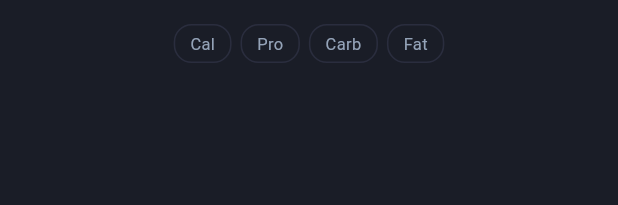
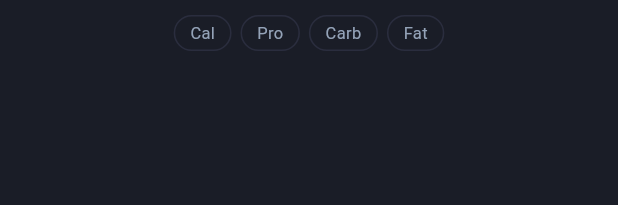
Before and after one commit to worldpeacemetta/WorldPeaceBuilder, a Flutter app: the _TopFoodsPanel widget shown alone on an empty page, opened directly with empty values, on a phone screen of 412 x 824 dp. Shown: the top 205 px of the screen. Run offline on Flutter 3.47's test engine with Material 3 defaults, Android fonts, the phone set to English and light mode, and no system bars; our stand-ins replace fl_chart, flutter_riverpod, go_router, shared_preferences, supabase_flutter; missing offline and left inert: mobile_scanner; accounts and stored records are empty.

Commit message:
Fix TopFoodsPanel overflow: top 3 items + tighter padding
https://claude.ai/code/session_01QcU5K9M2sH2ekukiy17Rwy

```diff
--- a/mobile/lib/screens/daily_log/day_detail_screen.dart
+++ b/mobile/lib/screens/daily_log/day_detail_screen.dart
@@ -404,7 +404,7 @@ class _TopFoodsPanel extends StatelessWidget {
     final sorted = [...entries]
       ..sort((a, b) => _macroValue(b.macros, macro)
           .compareTo(_macroValue(a.macros, macro)));
-    final top5 = sorted.take(5).toList();
+    final top5 = sorted.take(3).toList();
     final maxVal = top5.isNotEmpty ? _macroValue(top5.first.macros, macro) : 1.0;
     final color = _macroColor(macro);
     final unit = _macroUnit(macro);
@@ -414,7 +414,7 @@ class _TopFoodsPanel extends StatelessWidget {
 
     return Container(
       color: AppColors.card,
-      padding: const EdgeInsets.all(16),
+      padding: const EdgeInsets.fromLTRB(16, 10, 16, 10),
       child: Column(
         children: [
           Row(
@@ -426,7 +426,7 @@ class _TopFoodsPanel extends StatelessWidget {
                 child: Container(
                   margin: const EdgeInsets.symmetric(horizontal: 3),
                   padding:
-                      const EdgeInsets.symmetric(horizontal: 10, vertical: 4),
+                      const EdgeInsets.symmetric(horizontal: 10, vertical: 3),
                   decoration: BoxDecoration(
                     color: selected ? AppColors.border : Colors.transparent,
                     borderRadius: BorderRadius.circular(12),
@@ -445,12 +445,12 @@ class _TopFoodsPanel extends StatelessWidget {
               );
             }),
           ),
-          const SizedBox(height: 8),
+          const SizedBox(height: 6),
           ...top5.map((entry) {
             final val = _macroValue(entry.macros, macro);
             final share = maxVal > 0 ? (val / maxVal).clamp(0.0, 1.0) : 0.0;
             return Padding(
-              padding: const EdgeInsets.only(bottom: 6),
+              padding: const EdgeInsets.only(bottom: 5),
               child: Column(
                 children: [
                   Row(
```
